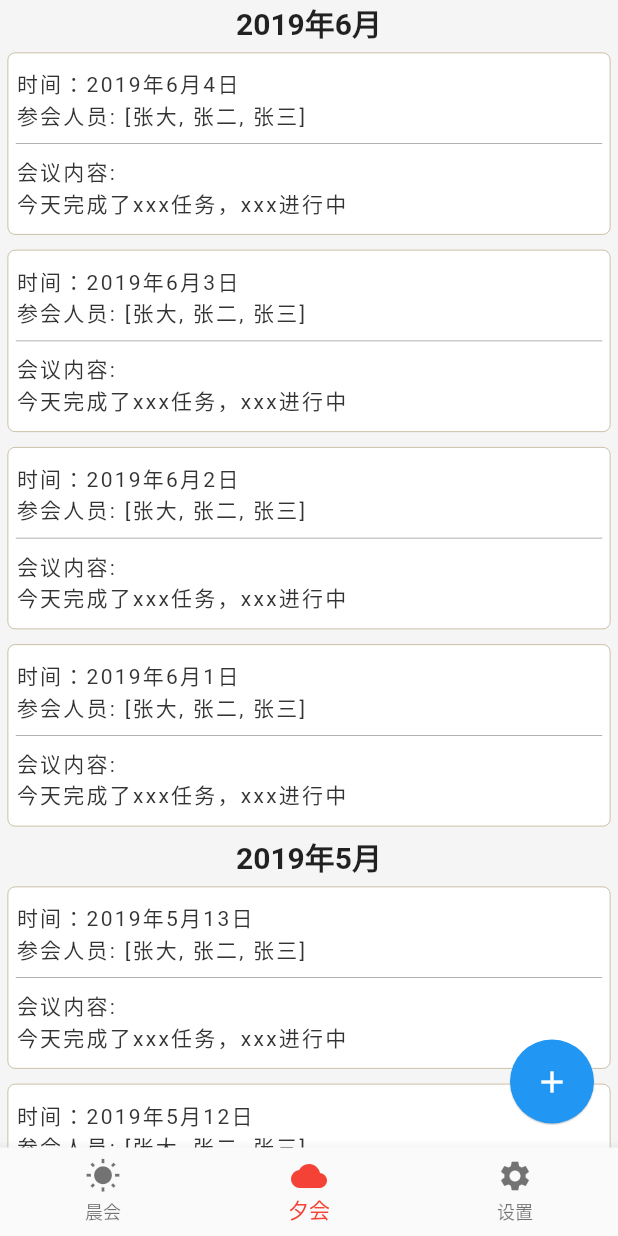
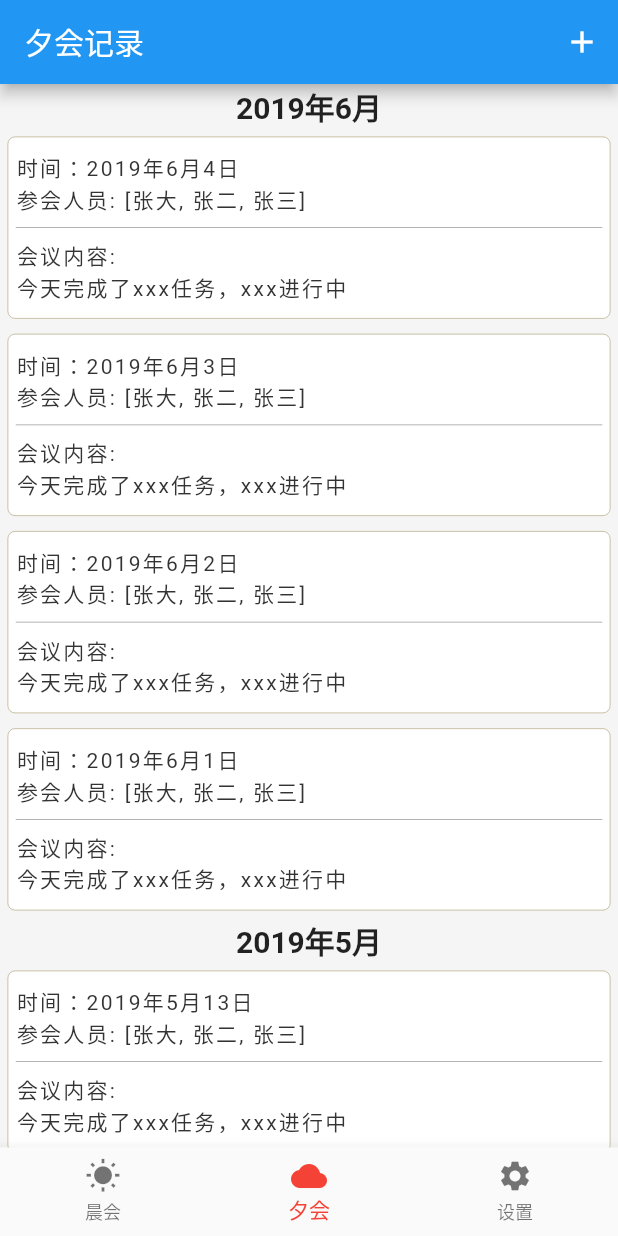
Before and after one commit to solopor/Mite, a Flutter app: the screen it shows after launch, on a phone screen of 412 x 824 dp. Run offline on Flutter 3.47's test engine with Material 2 defaults, Android fonts, the phone set to English and light mode, and no system bars; our stand-ins replace sqflite; accounts and stored records are empty.

Commit message:
1. 文件重命名 2. 去掉floatactionbutton改成在晨会和夕会中新增记录的按钮

```diff
--- a/lib/main.dart
+++ b/lib/main.dart
@@ -1,10 +1,9 @@
 import 'package:flutter/material.dart';
 import 'package:flutter/gestures.dart' show DragStartBehavior;
 
-import 'package:mite/page_a.dart';
-import 'package:mite/page_b.dart';
-import 'package:mite/page_c.dart';
-import 'package:mite/page_d.dart';
+import 'package:mite/page_meeting_moring_list.dart';
+import 'package:mite/page_meeting_evening_list.dart';
+import 'package:mite/page_setting.dart';
 
 void main() => runApp(MyApp());
 
@@ -44,9 +43,9 @@ class _MainPageState extends State<MainPage> with SingleTickerProviderStateMixin
   ];
 
   final List<Widget> pages = <Widget> [
-    PageA(),
-    PageB(),
-    PageC()
+    PageMeetingMoringList(),
+    PageMeetingEveningList(),
+    PageSetting()
   ];
 
   void initState() {
@@ -56,13 +55,13 @@ class _MainPageState extends State<MainPage> with SingleTickerProviderStateMixin
   @override
   Widget build(BuildContext context) {
     return  new Scaffold(
-        floatingActionButton: new FloatingActionButton(
-          elevation: 0.4,
-          highlightElevation: 0.1,
-          mini: false,
-          child: Icon(Icons.add),
-          onPressed: this._onAddClick,
-        ),
+//        floatingActionButton: new FloatingActionButton(
+//          elevation: 0.4,
+//          highlightElevation: 0.1,
+//          mini: false,
+//          child: Icon(Icons.add),
+//          onPressed: this._onAddClick,
+//        ),
         bottomNavigationBar: BottomNavigationBar(
           items: [
             BottomNavigationBarItem(icon: Icon(Icons.wb_sunny), title: Text(this.titles[0])),
@@ -87,13 +86,13 @@ class _MainPageState extends State<MainPage> with SingleTickerProviderStateMixin
     });
   }
 
-  void _onAddClick() {
-    Navigator.of(context).push(
-      new MaterialPageRoute(
-        builder: (context) {
-          return new PageD();
-        }
-      )
-    );
-  }
+//  void _onAddClick() {
+//    Navigator.of(context).push(
+//        new MaterialPageRoute(
+//            builder: (context) {
+//              return new PageMeetingMoringAdd();
+//            }
+//        )
+//    );
+//  }
 }
--- /dev/null
+++ b/lib/page_meeting_evening_add.dart
@@ -0,0 +1,16 @@
+import 'package:flutter/material.dart';
+
+class PageMeetingEveningAdd extends StatelessWidget {
+
+  @override
+  Widget build(BuildContext context) {
+    return Scaffold(
+        appBar: AppBar(
+          title: Text('新增夕会记录'),
+        ),
+      body: Center(
+        child: new Text('新增夕会记录'),
+      )
+    );
+  }
+}
--- a/lib/page_b.dart
+++ b/lib/page_meeting_evening_list.dart
@@ -1,6 +1,6 @@
 import 'package:flutter/material.dart';
-
-class PageB extends StatelessWidget {
+import 'package:mite/page_meeting_evening_add.dart';
+class PageMeetingEveningList extends StatelessWidget {
   @override
   Widget build(BuildContext context) {
     return Scaffold(
@@ -55,6 +55,19 @@ class EveMeetingRecordWdgState extends State<EveMeetingRecordWdg> {
   Widget build(BuildContext context) {
     return Scaffold(
       backgroundColor: Color(0xfff5f5f5),
+      appBar: AppBar(
+        title: Text('夕会记录'),
+        actions: <Widget>[ //导航栏右侧菜单
+          IconButton(icon: Icon(Icons.add), onPressed: this._onAddClick),
+        ],
+      ),
+//      floatingActionButton: new FloatingActionButton(
+//        elevation: 0.4,
+//        highlightElevation: 0.1,
+//        mini: false,
+//        child: Icon(Icons.add),
+//        onPressed: this._onAddClick,
+//      ),
       body: ListView.builder(
           itemCount: _suggestions.length,
           itemBuilder: (context, index) {
@@ -75,6 +88,12 @@ class EveMeetingRecordWdgState extends State<EveMeetingRecordWdg> {
             }
           }),
     );
+  }
+
+  void _onAddClick() {
+    Navigator.of(context).push(new MaterialPageRoute(builder: (context) {
+      return new PageMeetingEveningAdd();
+    }));
   }
 }
 
@@ -128,6 +147,7 @@ class SingleMeetingRecordWdg extends StatelessWidget {
       ),
     );
   }
+
 }
 
 class MeetingBean {
--- /dev/null
+++ b/lib/page_meeting_morning_add.dart
@@ -0,0 +1,16 @@
+import 'package:flutter/material.dart';
+
+class PageMeetingMoringAdd extends StatelessWidget {
+  @override
+  Widget build(BuildContext context) {
+    return Scaffold(
+        appBar: AppBar(
+          title: Text('新增晨会记录'),
+        ),
+        body: Center(
+          child: new Text('新增晨会记录'),
+        )
+    );
+  }
+
+}
--- a/lib/page_c.dart
+++ b/lib/page_setting.dart
@@ -7,7 +7,7 @@ import 'package:mite/db/db_action.dart';
 /*
  * db demo
  */
-class PageC extends StatelessWidget {
+class PageSetting extends StatelessWidget {
 
   @override
   Widget build(BuildContext context) {
```
Also changed, not shown: lib/page_a.dart (deleted, +0 -50 lines), lib/page_d.dart (deleted, +0 -13 lines), lib/page_meeting_moring_list.dart (added, +83 -0 lines), pubspec.lock.
